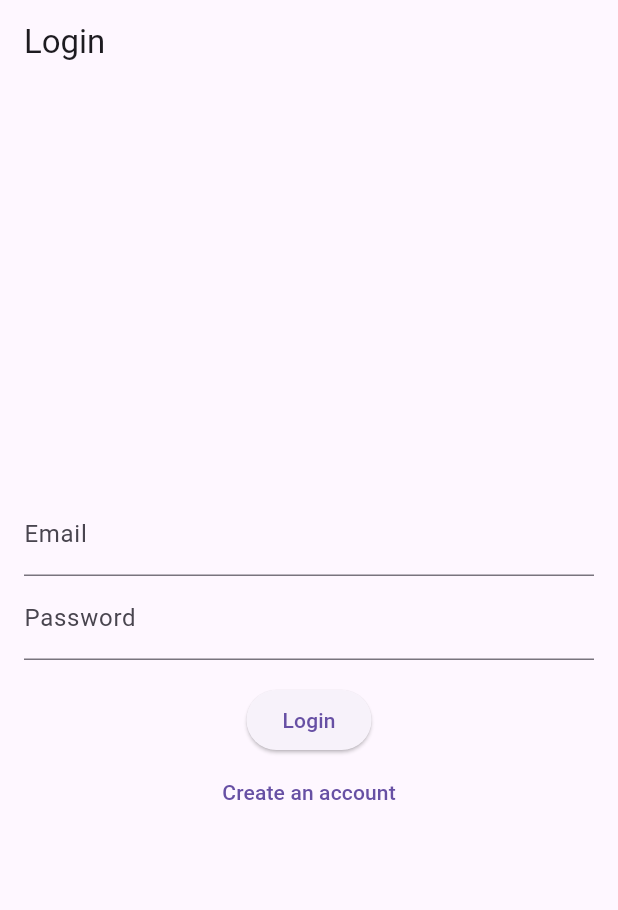
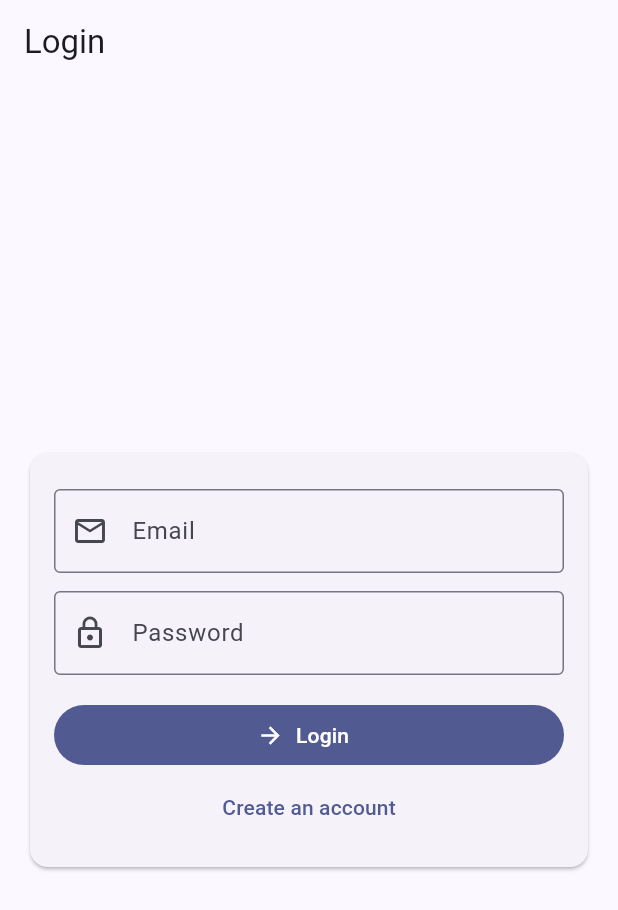
Before and after one commit to louisebohlin/pirr, a Flutter app: the screen it shows after launch, on a phone screen of 412 x 824 dp. Shown: the top 910 px of the screen. Run offline on Flutter 3.47's test engine with Material 3 defaults, Android fonts, the phone set to English and light mode, and no system bars; our stand-ins replace cloud_firestore, firebase_analytics, firebase_auth, firebase_core, firebase_remote_config, shared_preferences; accounts and stored records are empty.

Commit message:
feat(ui): enhance entries and login screens with improved layouts and input field icons; update button styles for better user experience

```diff
--- a/pirr_app/lib/login_screen.dart
+++ b/pirr_app/lib/login_screen.dart
@@ -65,40 +65,69 @@ class _LoginScreenState extends State<LoginScreen> {
   Widget build(BuildContext context) {
     return Scaffold(
       appBar: AppBar(title: Text(_isLogin ? 'Login' : 'Sign Up')),
-      body: Padding(
+      body: Center(
+        child: ConstrainedBox(
+          constraints: const BoxConstraints(maxWidth: 420),
+          child: Padding(
+            padding: const EdgeInsets.all(16),
+            child: Card(
+              elevation: 1,
+              child: Padding(
                 padding: const EdgeInsets.all(16),
                 child: Column(
-          mainAxisAlignment: MainAxisAlignment.center,
+                  mainAxisSize: MainAxisSize.min,
                   children: [
+                    const SizedBox(height: 8),
                     TextField(
                       controller: _emailController,
-              decoration: const InputDecoration(labelText: 'Email'),
+                      decoration: const InputDecoration(
+                        labelText: 'Email',
+                        prefixIcon: Icon(Icons.email_outlined),
+                      ),
                       keyboardType: TextInputType.emailAddress,
                     ),
+                    const SizedBox(height: 12),
                     TextField(
                       controller: _passwordController,
-              decoration: const InputDecoration(labelText: 'Password'),
+                      decoration: const InputDecoration(
+                        labelText: 'Password',
+                        prefixIcon: Icon(Icons.lock_outline),
+                      ),
                       obscureText: true,
                     ),
                     const SizedBox(height: 16),
-            ElevatedButton(
+                    SizedBox(
+                      width: double.infinity,
+                      child: FilledButton.icon(
+                        key: const Key('auth_button'),
                         onPressed: _authenticate,
-              child: Text(_isLogin ? 'Login' : 'Sign Up'),
+                        icon: const Icon(Icons.arrow_forward),
+                        label: Text(_isLogin ? 'Login' : 'Sign Up'),
+                      ),
                     ),
                     TextButton(
                       onPressed: () => setState(() {
                         _isLogin = !_isLogin;
-                _errorMessage = ''; // clear errors when switching mode
+                        _errorMessage = '';
                       }),
                       child: Text(
-                _isLogin ? 'Create an account' : 'I already have an account',
+                        _isLogin
+                            ? 'Create an account'
+                            : 'I already have an account',
                       ),
                     ),
                     if (_errorMessage.isNotEmpty) ...[
-              const SizedBox(height: 12),
-              Text(_errorMessage, style: const TextStyle(color: Colors.red)),
+                      const SizedBox(height: 8),
+                      Text(
+                        _errorMessage,
+                        style: const TextStyle(color: Colors.red),
+                      ),
                     ],
                   ],
+                ),
+              ),
+            ),
+          ),
         ),
       ),
     );
--- a/pirr_app/lib/main.dart
+++ b/pirr_app/lib/main.dart
@@ -29,8 +29,16 @@ class MyApp extends StatelessWidget {
   Widget build(BuildContext context) {
     return MaterialApp(
       title: 'Pirr Mini',
-      // Use Material 3 defaults if available; keep theme minimal for the mini app
-      // theme: ThemeData(colorSchemeSeed: Colors.blue, useMaterial3: true),
+      theme: ThemeData(
+        colorSchemeSeed: Colors.indigo,
+        useMaterial3: true,
+        inputDecorationTheme: const InputDecorationTheme(
+          border: OutlineInputBorder(),
+        ),
+        snackBarTheme: const SnackBarThemeData(
+          behavior: SnackBarBehavior.floating,
+        ),
+      ),
       home: StreamBuilder<User?>(
         stream: FirebaseAuth.instance.authStateChanges(),
         builder: (context, snapshot) {
```
Also changed, not shown: pirr_app/lib/entries_screen.dart (+45 -25 lines), 1 other file. Lines whose indentation alone changed are shown as unchanged.
